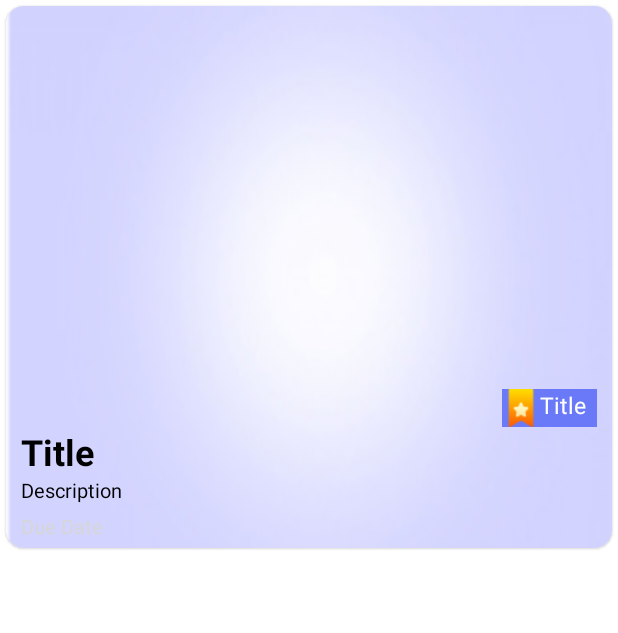
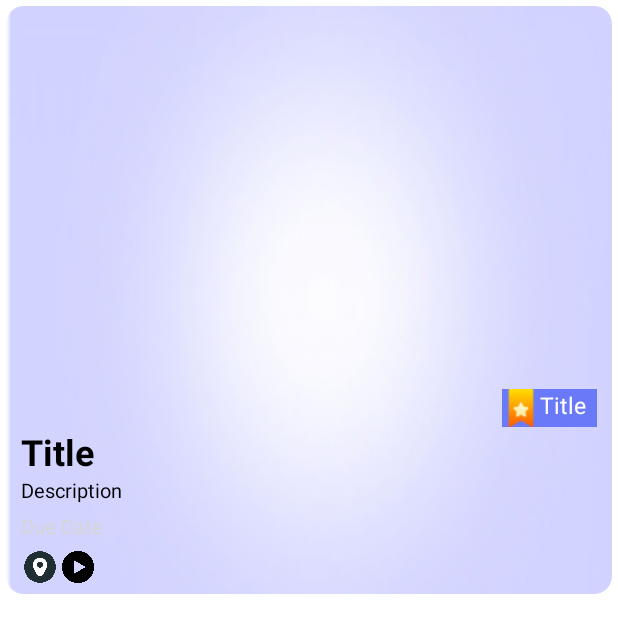
Before and after one commit to Team-Sundry-Lambton/Task_TeamSundry_Android_MAD4124, an Android app: the layout task_row.xml on its own in the app's theme, with its tools: preview values and no code run, on a phone screen of 412 x 824 dp. Shown: the top 633 px of the screen. Run offline under Robolectric (Android 15) with nearby library versions, the light colour scheme and no system bars.

Commit message:
Update UI

```diff
--- a/app/src/main/java/mad4124/team_sundry/task/adapter/TaskRecyclerViewAdapter.java
+++ b/app/src/main/java/mad4124/team_sundry/task/adapter/TaskRecyclerViewAdapter.java
@@ -90,7 +90,7 @@ public class TaskRecyclerViewAdapter extends RecyclerView.Adapter<TaskRecyclerVi
                 Long dueDate = model.getDueDate();
                 Calendar calendar = Calendar.getInstance();
                 calendar.setTimeInMillis(dueDate);
-                SimpleDateFormat format = new SimpleDateFormat("yyyy-MM-dd hh:mm:ss");
+                SimpleDateFormat format = new SimpleDateFormat("EEE, d MMM yyyy HH:mm");
                 System.out.println(format.format(calendar.getTime()));
                 binding.dueDateRow.setText(format.format(calendar.getTime()));
                 binding.dueDateRow.setVisibility(View.VISIBLE);
@@ -98,7 +98,7 @@ public class TaskRecyclerViewAdapter extends RecyclerView.Adapter<TaskRecyclerVi
                 Long createDate = model.getCreatedDate();
                 Calendar calendar = Calendar.getInstance();
                 calendar.setTimeInMillis(createDate);
-                SimpleDateFormat format = new SimpleDateFormat("yyyy-MM-dd hh:mm:ss");
+                SimpleDateFormat format = new SimpleDateFormat("EEE, d MMM yyyy HH:mm");
                 System.out.println(format.format(calendar.getTime()));
                 binding.dueDateRow.setText(format.format(calendar.getTime()));
                 binding.dueDateRow.setVisibility(View.VISIBLE);
--- a/app/src/main/res/layout/task_row.xml
+++ b/app/src/main/res/layout/task_row.xml
@@ -120,6 +120,7 @@ app:cardCornerRadius="12dp">
                     android:layout_width="match_parent"
                     android:layout_height="wrap_content"
                     android:layout_weight="1"
+                    android:paddingBottom="5dp"
                     android:orientation="horizontal">
 
                     <ImageView
@@ -127,9 +128,8 @@ app:cardCornerRadius="12dp">
                         android:layout_width="25dp"
                         android:layout_height="25dp"
                         android:layout_gravity="bottom"
-                android:layout_marginEnd="10dp"
                         android:src="@drawable/ic_location_row"
-                android:visibility="gone" />
+                        android:visibility="visible" />
                     <ImageView
                         android:id="@+id/audio_icon"
                         android:layout_width="25dp"
@@ -138,7 +138,7 @@ app:cardCornerRadius="12dp">
                         android:layout_gravity="bottom"
                         android:layout_marginEnd="10dp"
                         android:src="@drawable/ic_audio_row"
-                android:visibility="gone" />
+                        android:visibility="visible" />
                 </LinearLayout>
 
                 <ImageView
```
Lines whose indentation alone changed are shown as unchanged.
